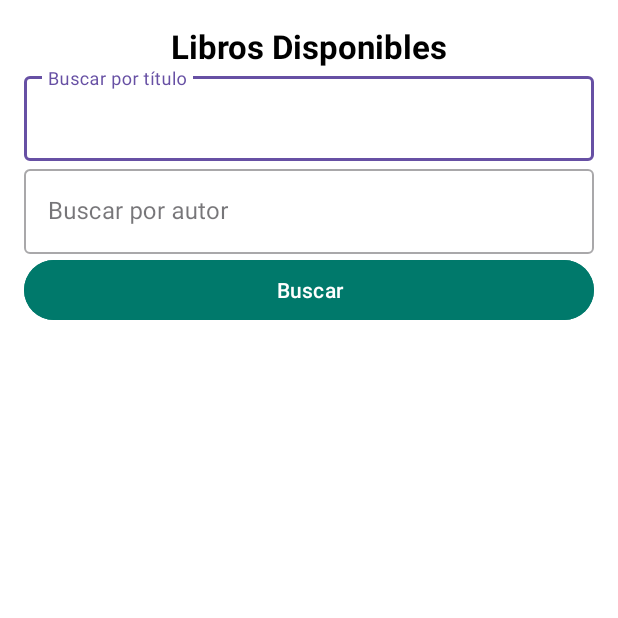
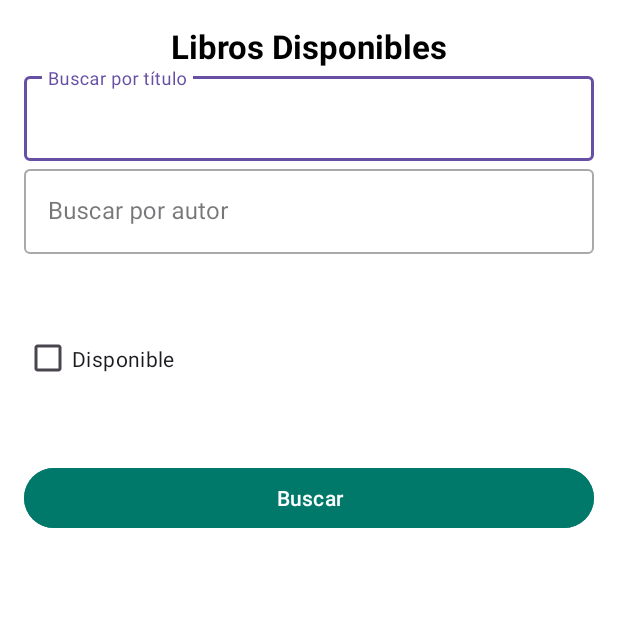
Before and after one commit to Semperz/BiblioTeisProject, an Android app: the AvailableBooks screen opened directly, with no data from a screen before it, on a phone screen of 412 x 824 dp, the top half of it. Run offline under Robolectric (Android 15) with nearby library versions, the phone set to English and light mode, and no system bars.

Commit message:
feat(AvailableBooks.java): add checkbox of available books

```diff
--- a/app/src/main/java/com/example/biblioteisproject/AvailableBooks/AvailableBooks.java
+++ b/app/src/main/java/com/example/biblioteisproject/AvailableBooks/AvailableBooks.java
@@ -2,6 +2,8 @@ package com.example.biblioteisproject.AvailableBooks;
 
 import android.os.Bundle;
 import android.widget.Button;
+import android.widget.CheckBox;
+import android.widget.CompoundButton;
 import android.widget.TextView;
 
 
@@ -19,6 +21,7 @@ public class AvailableBooks extends AppCompatActivity {
     TextInputEditText etBuscarTitulo, etBuscarAutor;
     Button btnBuscar;
     RecyclerView rvLibros;
+    CheckBox chkDisponible;
     private AvailableBooksVM availableBooksVM;
 
     @Override
@@ -41,9 +44,19 @@ public class AvailableBooks extends AppCompatActivity {
             String autor = etBuscarAutor.getText().toString();
             availableBooksVM.getFilteredBooks(titulo, autor);
         });
-
-
-
+        //TODO: Implementar la busqueda con las 3 combinaciones, checkbox, titulo y autor
+        chkDisponible.setOnCheckedChangeListener(new CompoundButton.OnCheckedChangeListener() {
+            @Override
+            public void onCheckedChanged(CompoundButton buttonView, boolean isChecked) {
+                String titulo = etBuscarTitulo.getText().toString();
+                String autor = etBuscarAutor.getText().toString();
+                if (chkDisponible.isChecked()){
+                    availableBooksVM.getAvailableBooks();
+                }else{
+                    availableBooksVM.getFilteredBooks(titulo, autor);
+                }
+            }
+        });
 
 
     }
@@ -56,5 +69,6 @@ public class AvailableBooks extends AppCompatActivity {
         etBuscarAutor = findViewById(R.id.etBuscarAutor);
         btnBuscar = findViewById(R.id.btnBuscar);
         rvLibros = findViewById(R.id.rvLibros);
+        chkDisponible = findViewById(R.id.chkDisponible);
     }
 }
--- a/app/src/main/res/layout/activity_available_books.xml
+++ b/app/src/main/res/layout/activity_available_books.xml
@@ -46,20 +46,19 @@
     <!-- Campo de búsqueda por autor -->
     <com.google.android.material.textfield.TextInputLayout
         android:id="@+id/inputLayoutAuthor"
+        style="@style/Widget.MaterialComponents.TextInputLayout.OutlinedBox"
         android:layout_width="0dp"
         android:layout_height="wrap_content"
         android:hint="Buscar por autor"
-        style="@style/Widget.MaterialComponents.TextInputLayout.OutlinedBox"
-        app:layout_constraintTop_toBottomOf="@id/inputLayoutTitle"
+        app:layout_constraintEnd_toEndOf="parent"
         app:layout_constraintStart_toStartOf="parent"
-        app:layout_constraintEnd_toEndOf="parent"
-        android:layout_marginBottom="8dp">
+        app:layout_constraintTop_toBottomOf="@id/inputLayoutTitle">
 
         <com.google.android.material.textfield.TextInputEditText
             android:id="@+id/etBuscarAutor"
             android:layout_width="match_parent"
             android:layout_height="wrap_content"
-            android:inputType="text"/>
+            android:inputType="text" />
     </com.google.android.material.textfield.TextInputLayout>
 
 
@@ -67,26 +66,34 @@
         android:id="@+id/btnBuscar"
         android:layout_width="0dp"
         android:layout_height="48dp"
+        android:backgroundTint="@color/teal_700"
+        android:drawableStart="@android:drawable/ic_menu_search"
         android:text="Buscar"
         android:textColor="@android:color/white"
-        android:backgroundTint="@color/teal_700"
-        android:drawableStart="@android:drawable/ic_menu_search"
-        app:layout_constraintTop_toBottomOf="@id/inputLayoutAuthor"
-        app:layout_constraintStart_toStartOf="parent"
+        app:layout_constraintBottom_toTopOf="@+id/rvLibros"
         app:layout_constraintEnd_toEndOf="parent"
-        android:layout_marginBottom="16dp"/>
+        app:layout_constraintHorizontal_bias="0.0"
+        app:layout_constraintStart_toStartOf="parent" />
 
     <androidx.recyclerview.widget.RecyclerView
         android:id="@+id/rvLibros"
-        android:layout_width="0dp"
-        android:layout_height="0dp"
+        android:layout_width="379dp"
+        android:layout_height="452dp"
         android:background="@android:color/white"
         android:padding="8dp"
         app:layoutManager="androidx.recyclerview.widget.LinearLayoutManager"
         app:layout_constraintBottom_toBottomOf="parent"
         app:layout_constraintEnd_toEndOf="parent"
+        app:layout_constraintStart_toStartOf="parent" />
+
+    <CheckBox
+        android:id="@+id/chkDisponible"
+        android:layout_width="189dp"
+        android:layout_height="46dp"
+        android:text="Disponible"
+        app:layout_constraintBottom_toTopOf="@+id/btnBuscar"
         app:layout_constraintStart_toStartOf="parent"
-        app:layout_constraintTop_toBottomOf="@id/btnBuscar" />
+        app:layout_constraintTop_toBottomOf="@+id/inputLayoutAuthor" />
 
 
 </androidx.constraintlayout.widget.ConstraintLayout>
```
Also changed, not shown: app/src/main/java/com/example/biblioteisproject/AvailableBooks/AvailableBooksVM.java (+20 -0 lines).
